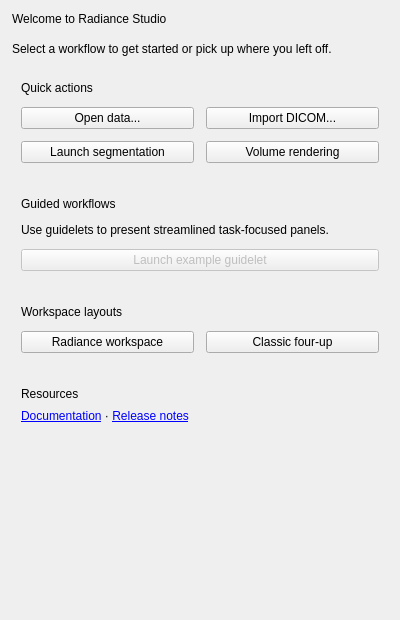
Above: Modules/Scripted/Home/Resources/UI/Home.ui from eracle23/rs before the change. Below: the same form after it.
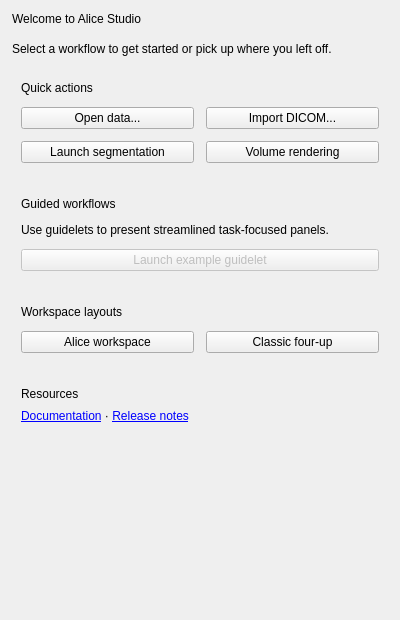
That is the form after the change. Custom widgets are drawn as their Qt base class.

Commit message: ENH: Update application branding from Radiance to Alice and add build scripts

The edit to the form file:
```diff
--- a/Modules/Scripted/Home/Resources/UI/Home.ui
+++ b/Modules/Scripted/Home/Resources/UI/Home.ui
@@ -29,7 +29,7 @@
    <item>
     <widget class="QLabel" name="titleLabel">
      <property name="text">
-      <string>Welcome to Radiance Studio</string>
+      <string>Welcome to Alice Studio</string>
      </property>
      <property name="alignment">
       <set>Qt::AlignLeft|Qt::AlignTop</set>
@@ -201,7 +201,7 @@
         <item>
          <widget class="QPushButton" name="workspaceLayoutButton">
           <property name="text">
-           <string>Radiance workspace</string>
+           <string>Alice workspace</string>
           </property>
           <property name="toolTip">
            <string>3D overview with paired axial and sagittal slices.</string>
```
Left out of the diff: 2 changed lines with no effect on the pictures. The commit also changes 13 other files.
